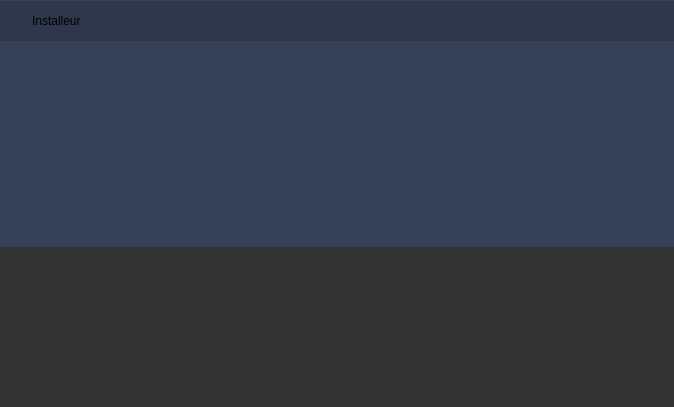
Above: ui/mainwindow.ui from Covalia/standalone-deployer before the change. Below: the same form after it.
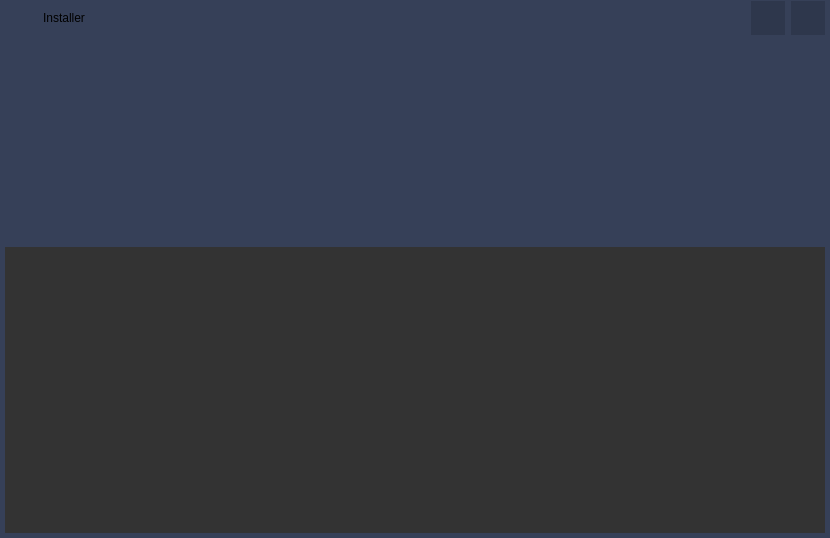
That is the form after the change. Icons and pictures are not drawn.

Commit message:
Revert "Correction probleme affichage fenetre UI"
This reverts commit c044ec25c1526496b96239613af38e884947b847.

```diff
--- a/ui/mainwindow.ui
+++ b/ui/mainwindow.ui
@@ -6,8 +6,8 @@
    <rect>
     <x>0</x>
     <y>0</y>
-    <width>674</width>
-    <height>407</height>
+    <width>830</width>
+    <height>538</height>
    </rect>
   </property>
   <property name="windowTitle">
@@ -19,32 +19,23 @@
    </property>
    <layout class="QVBoxLayout" name="verticalLayout_2">
     <property name="leftMargin">
-     <number>0</number>
+     <number>5</number>
     </property>
     <property name="topMargin">
      <number>1</number>
     </property>
     <property name="rightMargin">
-     <number>0</number>
+     <number>5</number>
     </property>
     <property name="bottomMargin">
-     <number>0</number>
+     <number>5</number>
     </property>
     <item>
      <layout class="QVBoxLayout" name="verticalLayout">
-      <property name="spacing">
-       <number>0</number>
-      </property>
-      <property name="sizeConstraint">
-       <enum>QLayout::SetMaximumSize</enum>
-      </property>
       <item>
        <widget class="QWidget" name="titleWidget" native="true">
         <property name="styleSheet">
-         <string notr="true">QWidget {
-background-color:rgb(46, 55, 76);
-}
-</string>
+         <string notr="true"/>
         </property>
         <layout class="QHBoxLayout" name="horizontalLayout_4">
          <property name="leftMargin">
@@ -61,9 +52,6 @@
          </property>
          <item>
           <layout class="QHBoxLayout" name="horizontalLayout_2">
-           <property name="spacing">
-            <number>0</number>
-           </property>
            <item>
             <widget class="QLabel" name="titleIconLabel">
              <property name="sizePolicy">
@@ -106,7 +94,7 @@
 font-size: 17px;\n	font-weight: plain;</string>
              </property>
              <property name="text">
-              <string>Installeur</string>
+              <string>Installer</string>
              </property>
             </widget>
            </item>
@@ -133,8 +121,8 @@
              </property>
              <property name="minimumSize">
               <size>
-               <width>40</width>
-               <height>40</height>
+               <width>34</width>
+               <height>34</height>
               </size>
              </property>
              <property name="styleSheet">
@@ -165,8 +153,8 @@
              </property>
              <property name="minimumSize">
               <size>
-               <width>40</width>
-               <height>40</height>
+               <width>34</width>
+               <height>34</height>
               </size>
              </property>
              <property name="styleSheet">
```
